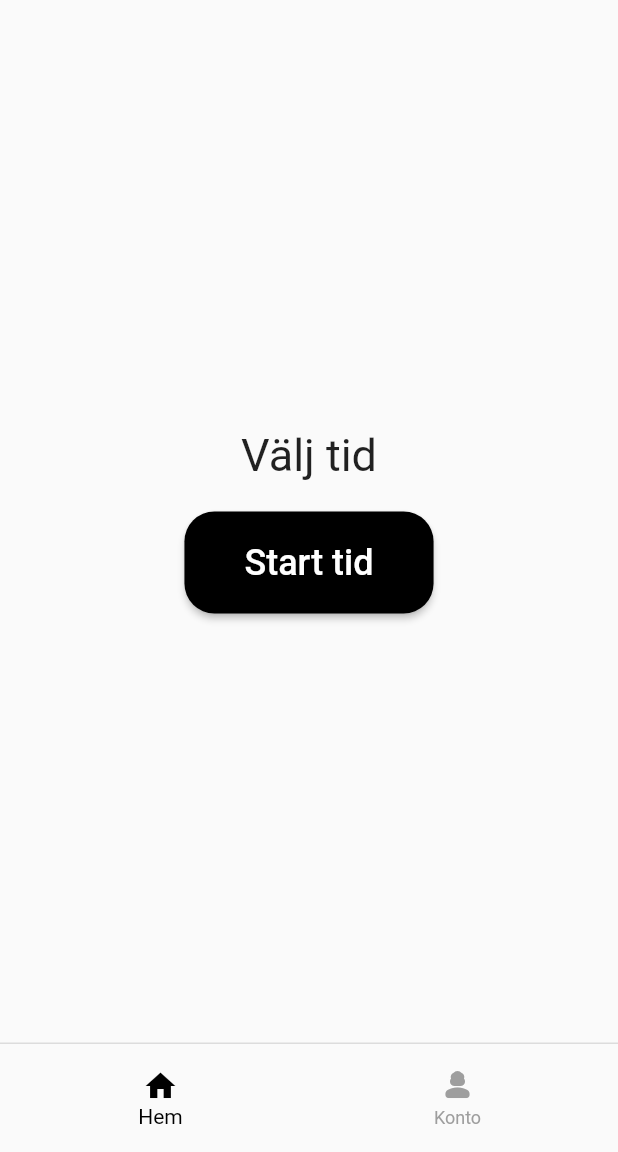
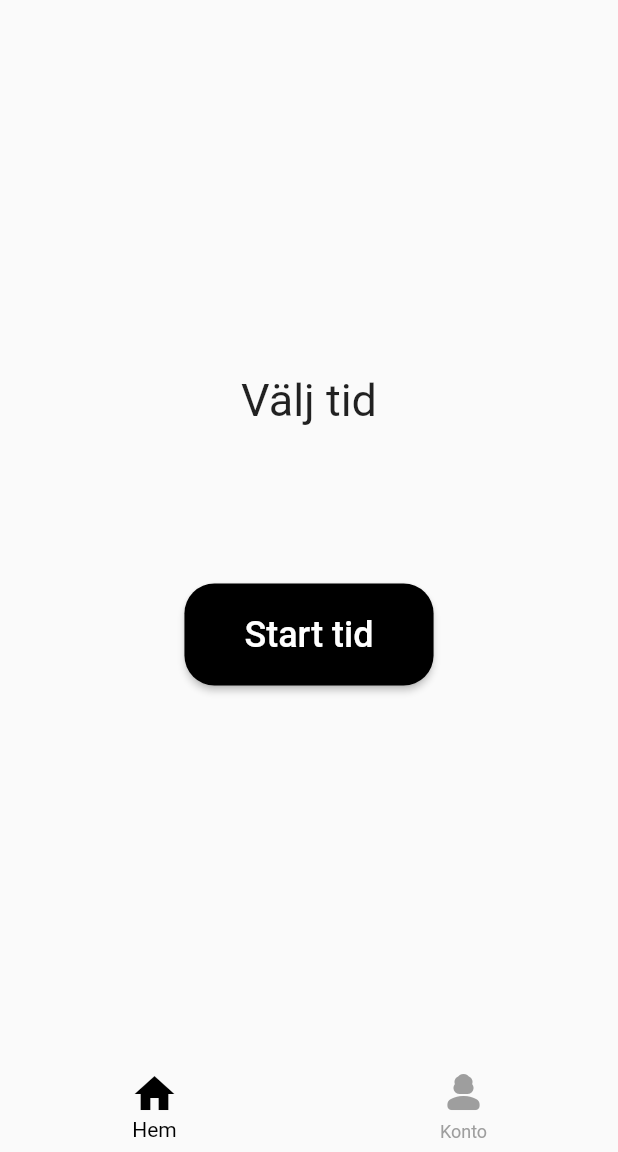
Before and after one commit to Rasmus3liasson/alcohol_check, a Flutter app: the ConsumtionTime screen opened directly with empty values, on a phone screen of 412 x 824 dp, the part 84-1236 px from its top. Run offline on Flutter 3.47's test engine with Material 2 defaults, Android fonts, the light colour scheme and no system bars; missing offline and left inert: flutter_animated_button.

Commit message:
changed footer to navigationbar instead

```diff
--- a/lib/main.dart
+++ b/lib/main.dart
@@ -177,7 +177,7 @@ class _MyHomePageState extends State<MyHomePage> {
           ],
         ),
       ),
-      persistentFooterButtons: [CustomBottomNavigationBar()],
+      bottomNavigationBar: CustomBottomNavigationBar(),
     );
   }
 }
--- a/lib/pages/consumtion_time/consumtion_time.dart
+++ b/lib/pages/consumtion_time/consumtion_time.dart
@@ -10,8 +10,11 @@ class ConsumtionTime extends StatefulWidget {
   final List<ConsumptionPopUpData> consumtionData;
   final UserData userData;
 
-  const ConsumtionTime({required this.consumtionData, required this.userData, Key? key})
-      : super(key: key);
+  const ConsumtionTime({
+    required this.consumtionData,
+    required this.userData,
+    Key? key,
+  }) : super(key: key);
 
   @override
   _ConsumtionTimeState createState() => _ConsumtionTimeState();
@@ -36,10 +39,8 @@ class _ConsumtionTimeState extends State<ConsumtionTime> {
       setState(() {
         if (!state) {
           startDrinkTime = choice;
-
         } else {
           endDrinkTime = choice;
-
         }
       });
     }
@@ -57,7 +58,8 @@ class _ConsumtionTimeState extends State<ConsumtionTime> {
       isLoading = false;
     });
 
-    double timeSinceDrinking = calculateTimeSinceDrinking(endDrinkTime); // Calculate time since drinking
+    double timeSinceDrinking = calculateTimeSinceDrinking(
+        endDrinkTime); // Calculate time since drinking
 
     Navigator.push(
       context,
@@ -88,31 +90,43 @@ class _ConsumtionTimeState extends State<ConsumtionTime> {
     final timeDifference = now.difference(endTime);
 
     final hoursDifference = timeDifference.inHours;
-  final minutesDifference = (timeDifference.inMinutes - hoursDifference * 60) / 60.0;
+    final minutesDifference =
+        (timeDifference.inMinutes - hoursDifference * 60) / 60.0;
 
     return hoursDifference + minutesDifference;
-
   }
 
   @override
   Widget build(BuildContext context) {
     return Scaffold(
       appBar: CustomAppBar(),
-      body: Stack(
+      body: Center(
+        child: Stack(
           children: [
             Center(
               child: Column(
                 mainAxisAlignment: MainAxisAlignment.center,
-              children: <Widget>[
-               Text('Välj tid',
-                  style: TextStyle(fontSize: 30.0)),
+                children: [
+                  Text(
+                    startDrinkTime == null
+                        ? 'Välj tid'
+                        : 'Starttid: ${startDrinkTime.toString().substring(10, 15)}',
+                    style: TextStyle(fontSize: 30.0),
+                  ),
                   SizedBox(height: 20.0),
+                  Text(
+                    endDrinkTime == null
+                        ? ''
+                        : 'Sluttid: ${endDrinkTime.toString().substring(10, 15)}',
+                    style: TextStyle(fontSize: 30.0),
+                  ),
+                  SizedBox(height: 50.0),
                   (endDrinkTime == null)
                       ? ElevatedButton(
                           style: ElevatedButton.styleFrom(
-
                             backgroundColor: AppColor.blackColor,
-                        padding: EdgeInsets.symmetric(vertical: 20.0, horizontal: 40.0),
+                            padding: EdgeInsets.symmetric(
+                                vertical: 20.0, horizontal: 40.0),
                             shape: RoundedRectangleBorder(
                               borderRadius: BorderRadius.circular(20.0),
                             ),
@@ -123,13 +137,16 @@ class _ConsumtionTimeState extends State<ConsumtionTime> {
                               state = true;
                             });
                           },
-                        child: Text(!state ? "Start tid" : "Slut tid",style: TextStyle(fontSize: 24.0),),
+                          child: Text(
+                            !state ? "Start tid" : "Slut tid",
+                            style: TextStyle(fontSize: 24.0),
+                          ),
                         )
                       : ElevatedButton(
                           style: ElevatedButton.styleFrom(
-
                             backgroundColor: AppColor.blackColor,
-                        padding: EdgeInsets.symmetric(vertical: 20.0, horizontal: 40.0),
+                            padding: EdgeInsets.symmetric(
+                                vertical: 20.0, horizontal: 40.0),
                             shape: RoundedRectangleBorder(
                               borderRadius: BorderRadius.circular(20.0),
                             ),
@@ -137,23 +154,22 @@ class _ConsumtionTimeState extends State<ConsumtionTime> {
                           onPressed: () {
                             showResult();
                           },
-                        child: Text("Se Resultat",style: TextStyle(fontSize: 24.0)),
+                          child: Text("Se Resultat", style: TextStyle(fontSize: 24.0)),
                         ),
                 ],
               ),
             ),
-          // Container for loading
             if (isLoading)
               Container(
                 color: AppColor.blackColor.withOpacity(0.9),
-              child: const Center(
+                child: Center(
                   child: CircularProgressIndicator(),
                 ),
               ),
           ],
         ),
-      persistentFooterButtons: [CustomBottomNavigationBar()],
-
+      ),
+      bottomNavigationBar: CustomBottomNavigationBar(),
     );
   }
 }
--- a/lib/pages/result/result.dart
+++ b/lib/pages/result/result.dart
@@ -59,7 +59,7 @@ class Result extends StatelessWidget {
           ],
         ),
       ),
-      persistentFooterButtons: [ CustomBottomNavigationBar()],
+      bottomNavigationBar: CustomBottomNavigationBar(),
     );
   }
 }
--- a/lib/utils/functions/components/bottom_navigationbar.dart
+++ b/lib/utils/functions/components/bottom_navigationbar.dart
@@ -17,18 +17,7 @@ class _CustomBottomNavigationBarState extends State<CustomBottomNavigationBar> {
 
   @override
   Widget build(BuildContext context) {
-    return Stack(
-      children: [
-        GestureDetector(
-          onTap: () {
-            if (isDrawerVisible) {
-              setState(() {
-                isDrawerVisible = false;
-              });
-            }
-          },
-        ),
-        BottomNavigationBar(
+    return BottomNavigationBar(
       backgroundColor: Colors.transparent,
       selectedItemColor: AppColor.blackColor,
       unselectedItemColor: AppColor.greyColor,
@@ -51,17 +40,13 @@ class _CustomBottomNavigationBarState extends State<CustomBottomNavigationBar> {
       },
       items: const [
         BottomNavigationBarItem(
-              icon: Icon(Icons.home),
+          icon: Icon(Icons.home, size: 32.0),
           label: 'Hem',
         ),
         BottomNavigationBarItem(
-              icon: Icon(Icons.person_3_rounded),
+          icon: Icon(Icons.person_3_rounded, size: 32.0),
           label: 'Konto',
         ),
-          ],
-        ),
-        /*     if (isDrawerVisible)
-             CustomDrawer(), */
       ],
     );
   }
```
Also changed, not shown: lib/pages/consumtion/consumtion.dart (+9 -5 lines), lib/pages/consumtion/consumtion_pop_up.dart (+7 -4 lines). Lines whose indentation alone changed are shown as unchanged.
